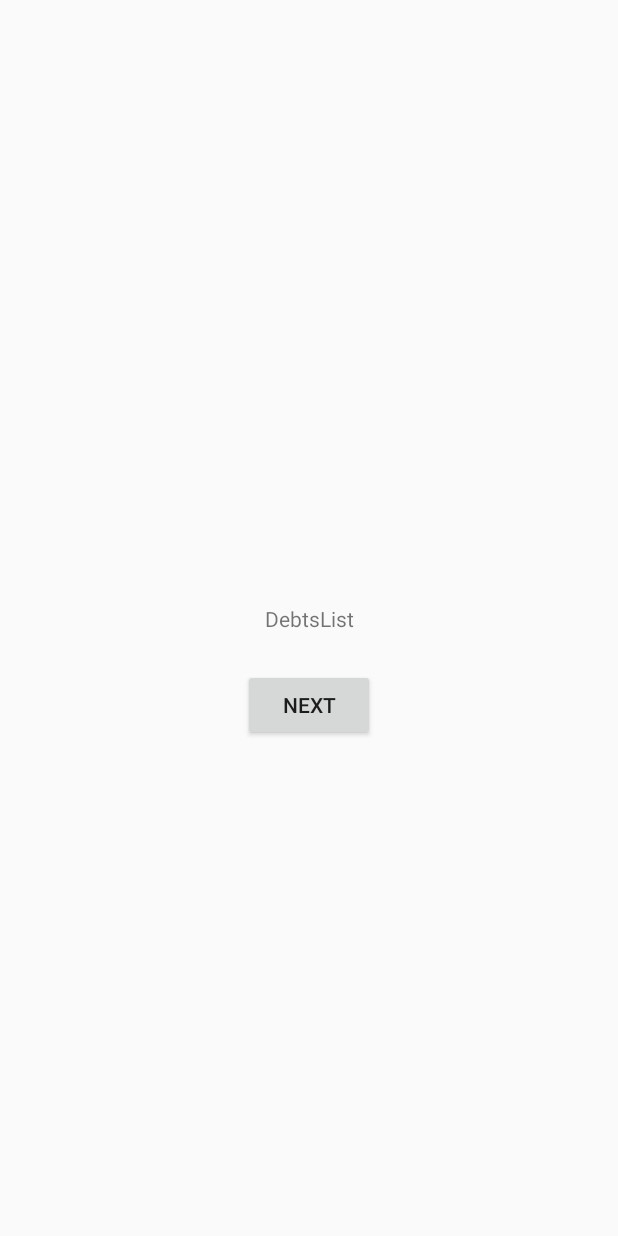
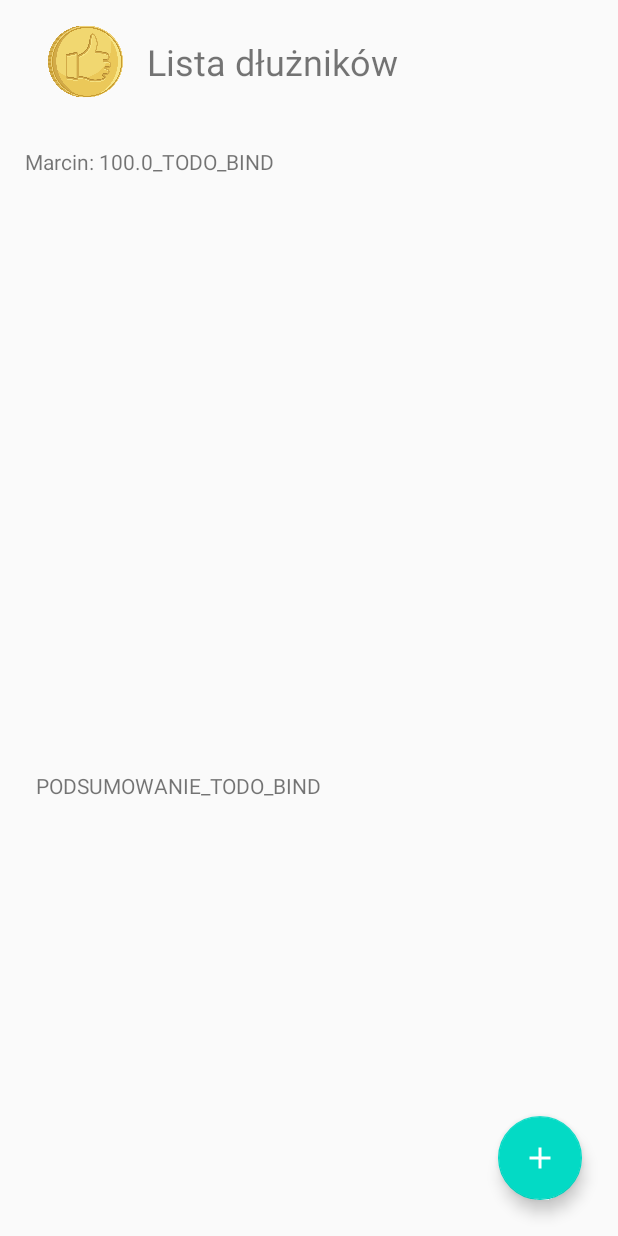
Before and after one commit to marcinm2h/Scrooge, an Android app: the screen it shows after launch (MainActivity), on a phone screen of 412 x 824 dp. Run offline under Robolectric (Android 15) with nearby library versions, the phone set to English and light mode, and no system bars; our stand-ins replace Room's generated code, data binding.

Commit message:
DebtsList mockup

```diff
--- a/app/build.gradle
+++ b/app/build.gradle
@@ -16,6 +16,7 @@ android {
         versionName "1.0"
 
         testInstrumentationRunner "androidx.test.runner.AndroidJUnitRunner"
+        vectorDrawables.useSupportLibrary = true
     }
 
     buildTypes {
@@ -28,6 +29,7 @@ android {
     dataBinding {
         enabled = true
     }
+
 
     compileOptions {
         sourceCompatibility JavaVersion.VERSION_1_8
--- a/app/src/main/java/mmoch/scrooge/fragment_debts_list/DebtsListFragment.kt
+++ b/app/src/main/java/mmoch/scrooge/fragment_debts_list/DebtsListFragment.kt
@@ -33,7 +33,7 @@ class DebtsListFragment : Fragment() {
 
         val action = DebtsListFragmentDirections.actionDebtsListFragmentToCreateEditDebtFragment(1)
 
-        binding.buttonNext.setOnClickListener{
+        binding.createDebtFab.setOnClickListener{
             findNavController().navigate(action)
         }
 
--- /dev/null
+++ b/app/src/main/res/drawable/ic_add_black_24dp.xml
@@ -0,0 +1,5 @@
+<vector android:height="24dp" android:tint="#FFFFFF"
+    android:viewportHeight="24.0" android:viewportWidth="24.0"
+    android:width="24dp" xmlns:android="http://schemas.android.com/apk/res/android">
+    <path android:fillColor="#FF000000" android:pathData="M19,13h-6v6h-2v-6H5v-2h6V5h2v6h6v2z"/>
+</vector>
--- a/app/src/main/res/layout/fragment_debts_list.xml
+++ b/app/src/main/res/layout/fragment_debts_list.xml
@@ -16,13 +16,55 @@
         tools:context=".fragment_debts_list.DebtsListFragment">
 
 
+        <com.google.android.material.floatingactionbutton.FloatingActionButton
+            android:id="@+id/create_debt_fab"
+            android:layout_width="wrap_content"
+            android:layout_height="wrap_content"
+            android:layout_marginEnd="24dp"
+            android:layout_marginBottom="24dp"
+            android:clickable="true"
+            android:focusable="true"
+            app:layout_constraintBottom_toBottomOf="parent"
+            app:layout_constraintEnd_toEndOf="parent"
+            app:layout_constraintHorizontal_bias="1.0"
+            app:layout_constraintStart_toStartOf="parent"
+            app:layout_constraintTop_toTopOf="parent"
+            app:layout_constraintVertical_bias="1.0"
+            app:srcCompat="@drawable/ic_add_black_24dp" />
+
+        <ImageView
+            android:id="@+id/logo_image"
+            android:layout_width="50dp"
+            android:layout_height="50dp"
+            android:layout_marginStart="32dp"
+            android:layout_marginTop="16dp"
+            android:contentDescription="@string/coin_icon"
+            app:layout_constraintHorizontal_chainStyle="packed"
+            app:layout_constraintStart_toStartOf="parent"
+            app:layout_constraintTop_toTopOf="parent"
+            app:srcCompat="@drawable/coin" />
+
+        <TextView
+            android:id="@+id/textView5"
+            android:layout_width="wrap_content"
+            android:layout_height="wrap_content"
+            android:layout_marginStart="16dp"
+            android:text="@string/debts_list"
+            android:textSize="24sp"
+            app:layout_constraintBottom_toBottomOf="@+id/logo_image"
+            app:layout_constraintStart_toEndOf="@+id/logo_image"
+            app:layout_constraintTop_toTopOf="@+id/logo_image" />
+
         <ScrollView
-            android:layout_width="268dp"
-            android:layout_height="263dp"
-            app:layout_constraintBottom_toTopOf="@+id/title_text"
-            app:layout_constraintTop_toTopOf="parent"
-            app:layout_constraintVertical_bias="0.426"
-            tools:layout_editor_absoluteX="69dp">
+            android:id="@+id/scrollView4"
+            android:layout_width="379dp"
+            android:layout_height="400dp"
+            android:layout_marginStart="24dp"
+            android:layout_marginTop="32dp"
+            android:layout_marginEnd="24dp"
+            app:layout_constraintEnd_toEndOf="parent"
+            app:layout_constraintStart_toStartOf="parent"
+            app:layout_constraintTop_toBottomOf="@+id/logo_image">
 
             <LinearLayout
                 android:layout_width="match_parent"
@@ -30,33 +72,27 @@
                 android:orientation="vertical">
 
                 <TextView
-                    android:id="@+id/textView"
+                    android:id="@+id/debtors_list_text"
                     android:layout_width="match_parent"
                     android:layout_height="wrap_content"
-                    android:layout_marginBottom="32dp"
-                    android:text="@{viewModel.debtsString}" />
+                    android:text="Marcin: 100.0_TODO_BIND"
+                    tools:text="Marcin: 100.0" />
+
             </LinearLayout>
         </ScrollView>
 
         <TextView
-            android:id="@+id/title_text"
-            android:layout_width="wrap_content"
+            android:id="@+id/summary_text"
+            android:layout_width="0dp"
             android:layout_height="wrap_content"
-            android:text="DebtsList"
-            app:layout_constraintBottom_toBottomOf="parent"
-            app:layout_constraintEnd_toEndOf="parent"
+            android:layout_marginStart="24dp"
+            android:layout_marginTop="16dp"
+            android:layout_marginEnd="24dp"
+            android:text="PODSUMOWANIE_TODO_BIND"
+            app:layout_constraintEnd_toStartOf="@+id/create_debt_fab"
             app:layout_constraintStart_toStartOf="parent"
-            app:layout_constraintTop_toTopOf="parent" />
-
-        <Button
-            android:id="@+id/button_next"
-            android:layout_width="wrap_content"
-            android:layout_height="wrap_content"
-            android:layout_marginTop="24dp"
-            android:text="Next"
-            app:layout_constraintEnd_toEndOf="parent"
-            app:layout_constraintStart_toStartOf="parent"
-            app:layout_constraintTop_toBottomOf="@+id/title_text" />
+            app:layout_constraintTop_toBottomOf="@+id/scrollView4"
+            tools:text="Podsumowanie" />
 
     </androidx.constraintlayout.widget.ConstraintLayout>
 </layout>
--- a/app/src/main/res/values/strings.xml
+++ b/app/src/main/res/values/strings.xml
@@ -9,4 +9,6 @@
 
     <string name="hello_first_fragment">Hello first fragment</string>
     <string name="hello_second_fragment">Hello second fragment. Arg: %1$s</string>
+    <string name="debts_list">Lista dłużników</string>
+    <string name="coin_icon">Ikona monety</string>
 </resources>
```
Also changed, not shown: app/src/main/res/drawable/coin.png (added).
